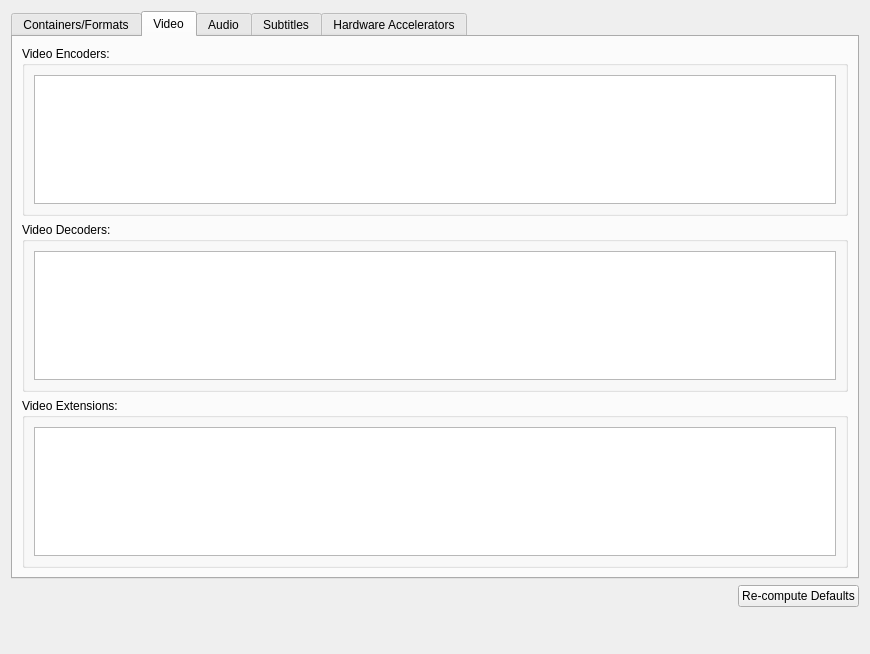
Old version of the form Preferences/UI/FFMpegInfo.ui in the repository towel42-com/MediaManager.
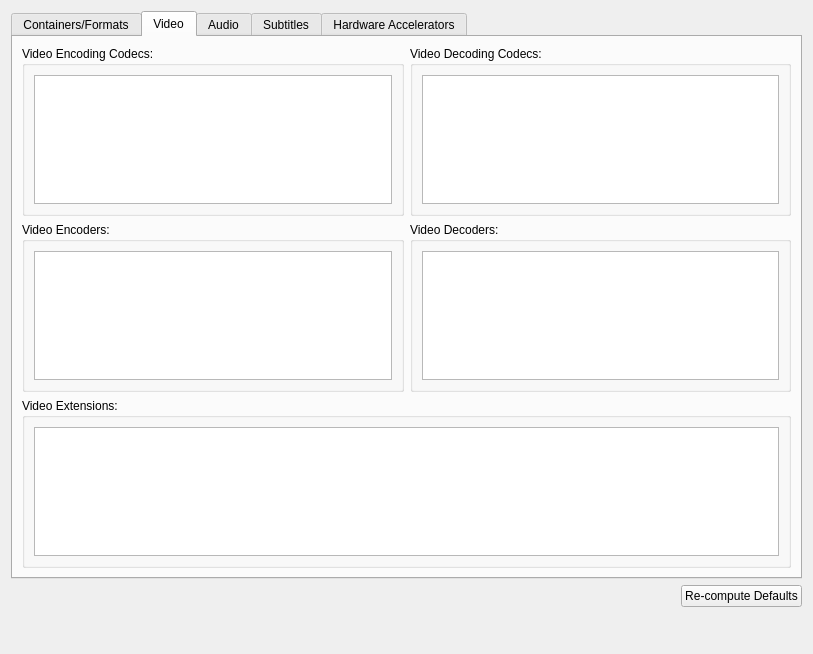
New version of the form. The open tabs and pages were chosen to show the change.

Commit message: Static defaults for ffmpeg codecs -> decoder/encoders (and vice versa)

The edit to the form file:
```diff
--- a/Preferences/UI/FFMpegInfo.ui
+++ b/Preferences/UI/FFMpegInfo.ui
@@ -6,7 +6,7 @@
    <rect>
     <x>0</x>
     <y>0</y>
-    <width>870</width>
+    <width>813</width>
     <height>654</height>
    </rect>
   </property>
@@ -49,13 +49,45 @@
       <attribute name="title">
        <string>Video</string>
       </attribute>
-      <layout class="QVBoxLayout" name="verticalLayout_9">
-       <item>
+      <layout class="QGridLayout" name="gridLayout">
+       <item row="0" column="0">
+        <widget class="QGroupBox" name="videoEncodingCodecsGB">
+         <property name="title">
+          <string>Video Encoding Codecs:</string>
+         </property>
+         <layout class="QVBoxLayout" name="verticalLayout_7">
+          <item>
+           <widget class="QListWidget" name="videoEncodingCodecs">
+            <property name="sortingEnabled">
+             <bool>true</bool>
+            </property>
+           </widget>
+          </item>
+         </layout>
+        </widget>
+       </item>
+       <item row="0" column="1">
+        <widget class="QGroupBox" name="videoDecodingCodecsGB">
+         <property name="title">
+          <string>Video Decoding Codecs:</string>
+         </property>
+         <layout class="QVBoxLayout" name="verticalLayout_8">
+          <item>
+           <widget class="QListWidget" name="videoDecodingCodecs">
+            <property name="sortingEnabled">
+             <bool>true</bool>
+            </property>
+           </widget>
+          </item>
+         </layout>
+        </widget>
+       </item>
+       <item row="1" column="0">
         <widget class="QGroupBox" name="videoEncodersGB">
          <property name="title">
           <string>Video Encoders:</string>
          </property>
-         <layout class="QVBoxLayout" name="verticalLayout_7">
+         <layout class="QVBoxLayout" name="verticalLayout_9">
           <item>
            <widget class="QListWidget" name="videoEncoders">
             <property name="sortingEnabled">
@@ -66,12 +98,12 @@
          </layout>
         </widget>
        </item>
-       <item>
+       <item row="1" column="1">
         <widget class="QGroupBox" name="videoDecodersGB">
          <property name="title">
           <string>Video Decoders:</string>
          </property>
-         <layout class="QVBoxLayout" name="verticalLayout_8">
+         <layout class="QVBoxLayout" name="verticalLayout_18">
           <item>
            <widget class="QListWidget" name="videoDecoders">
             <property name="sortingEnabled">
@@ -82,7 +114,7 @@
          </layout>
         </widget>
        </item>
-       <item>
+       <item row="2" column="0" colspan="2">
         <widget class="QGroupBox" name="videoExtensionsGB">
          <property name="title">
           <string>Video Extensions:</string>
```
Left out of the diff: 102 changed lines with no effect on the pictures. The commit also changes 7 other files.
